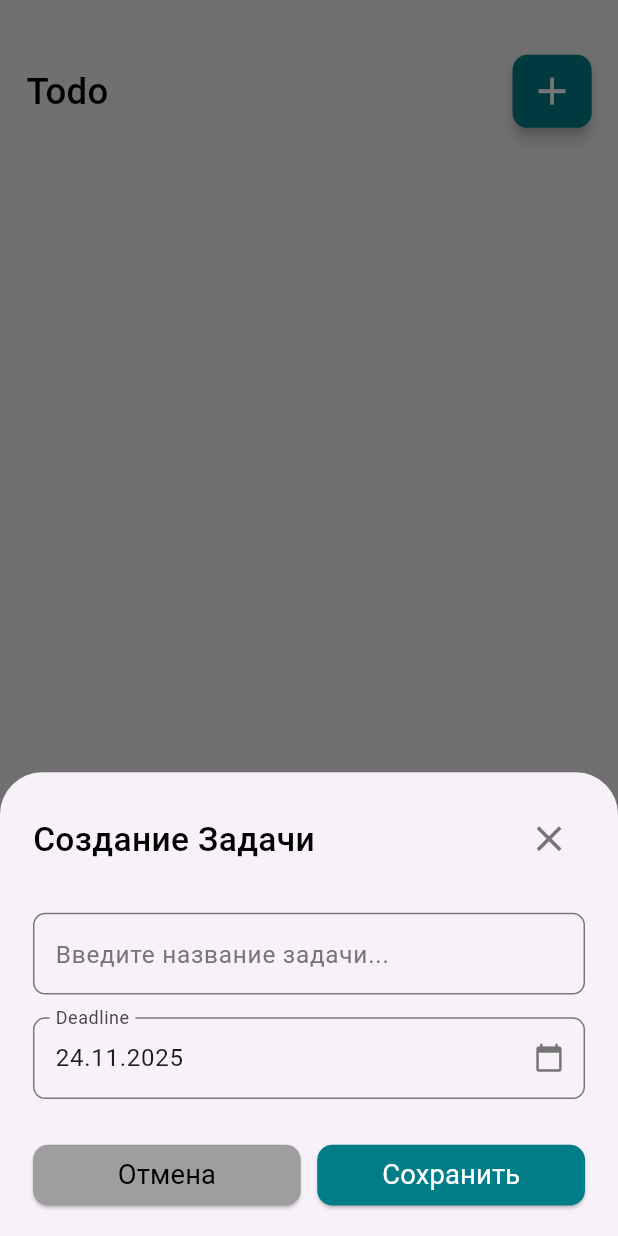
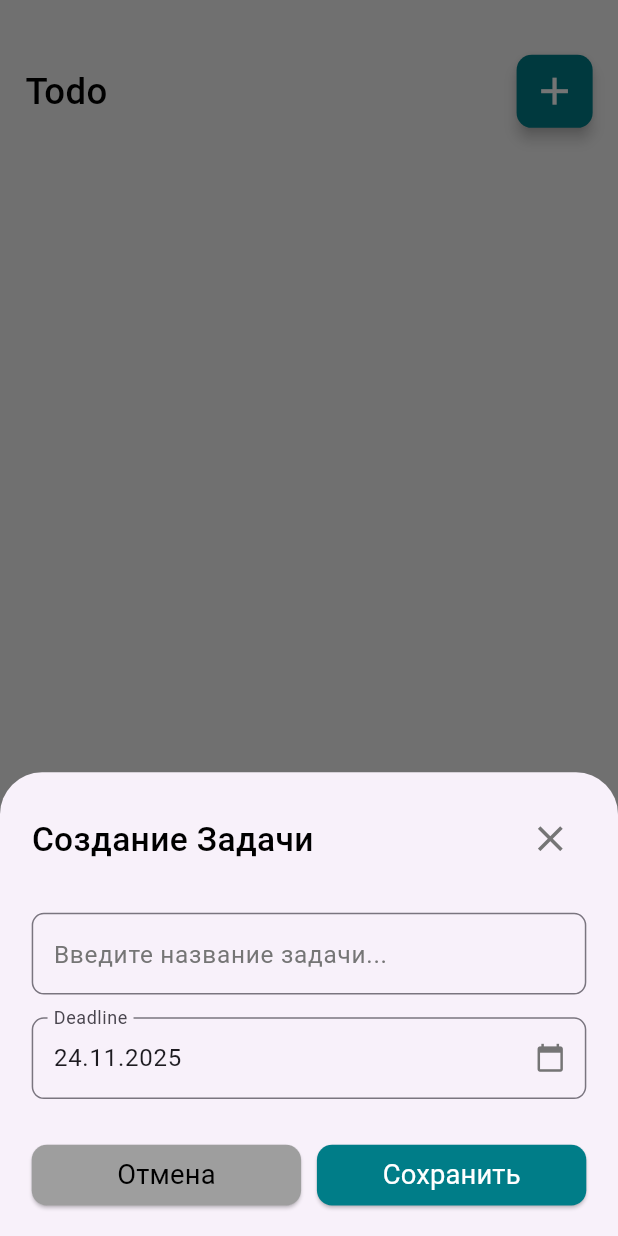
Before and after one commit to AbrorAzizov/Todo_Test, a Flutter app: the screen it shows after launch, after a tap on the "add" icon, on a phone screen of 412 x 824 dp. Run offline on Flutter 3.47's test engine with Material 3 defaults, Android fonts, the phone set to English and light mode, and no system bars; our stand-ins replace flutter_bloc, flutter_screenutil, get_it, hive, hive_flutter; accounts and stored records are empty; generated files the repository leaves out were written again.

Commit message:
nullable key & save todo

```diff
--- a/lib/features/home/data/entity/task_entity.dart
+++ b/lib/features/home/data/entity/task_entity.dart
@@ -1,11 +1,11 @@
 class TaskEntity {
-  final int key;
+   int? key;
   final String title;
   final DateTime deadline;
   final String status;
 
   TaskEntity({
-    required this.key,
+    this.key,
     required this.title,
     required this.deadline,
     required this.status,
--- a/lib/features/home/presentation/pages/home_page.dart
+++ b/lib/features/home/presentation/pages/home_page.dart
@@ -12,8 +12,6 @@ class HomePage extends StatelessWidget {
     // Вызов модального окна снизу
     showModalBottomSheet(
       context: context,
-      // ВАЖНО: isScrollControlled позволяет форме занимать большую высоту
-      // и корректно подниматься, когда появляется клавиатура.
       isScrollControlled: true,
       builder: (context) {
         // Возвращаем виджет с формой
@@ -39,6 +37,7 @@ class HomePage extends StatelessWidget {
                   AddButton(onPressed: () {_onAddTaskPressed(context);}),
                 ],
               ),
+
             ],
           ),
         ),
--- a/lib/features/home/presentation/widgets/custom_date_picker.dart
+++ b/lib/features/home/presentation/widgets/custom_date_picker.dart
@@ -7,7 +7,7 @@ class CustomDatePicker extends StatelessWidget {
   final ValueChanged<DateTime> onDateChanged;
   final TextEditingController controller; // <-- declare the controller
 
-  CustomDatePicker({
+  const CustomDatePicker({
     super.key,
     required this.initialDate,
     required this.onDateChanged,
--- a/lib/injection.dart
+++ b/lib/injection.dart
@@ -11,7 +11,6 @@ class Injection extends StatelessWidget {
   @override
   Widget build(BuildContext context) {
     return  BlocProvider(
-      // Получаем экземпляр Cubit через GetIt (sl())
       create: (context) => sl<HomeCubit>()..loadTasks(),
       child:  HomePage(),
     );
--- a/lib/main.dart
+++ b/lib/main.dart
@@ -21,7 +21,7 @@ class MyApp extends StatelessWidget {
     // 1. Инициализация ScreenUtil происходит здесь
     return ScreenUtilInit(
       // Устанавливаем размер дизайна
-      designSize: const Size(375, 812),
+      designSize: const Size(390, 812),
       minTextAdapt: true,
       splitScreenMode: true,
       builder: (context, child) {
```
Also changed, not shown: lib/features/home/presentation/widgets/ad_task_form.dart (+13 -0 lines).
